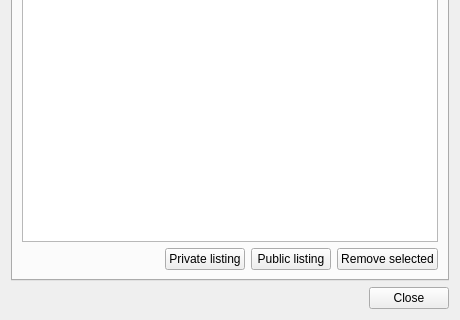
Above: src/desktop/ui/sessionsettings.ui from drawpile/Drawpile before the change; both pictures show x 0 to 460 and y 260 to 580 of the 460 by 580 pixel window. Below: the same form after it.
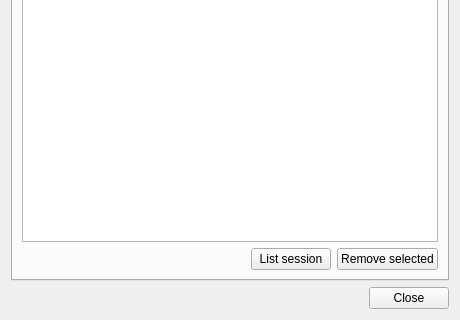
That is the form after the change. The open tabs and pages were chosen to show the change. Icons and pictures are not drawn. Custom widgets are drawn as their Qt base class.

The edit to the form file:
```diff
--- a/src/desktop/ui/sessionsettings.ui
+++ b/src/desktop/ui/sessionsettings.ui
@@ -593,21 +593,10 @@
            </property>
           </spacer>
          </item>
-         <item>
-          <widget class="QPushButton" name="addPrivateAnnouncement">
-           <property name="text">
-            <string>Private listing</string>
-           </property>
-           <property name="icon">
-            <iconset theme="list-add">
-             <normaloff>theme:list-add.svg</normaloff>theme:list-add.svg</iconset>
-           </property>
-          </widget>
-         </item>
          <item>
           <widget class="QPushButton" name="addAnnouncement">
            <property name="text">
-            <string>Public listing</string>
+            <string>List session</string>
            </property>
            <property name="icon">
             <iconset theme="list-add">
```
Left out of the diff: 1 changed line with no effect on the pictures.
